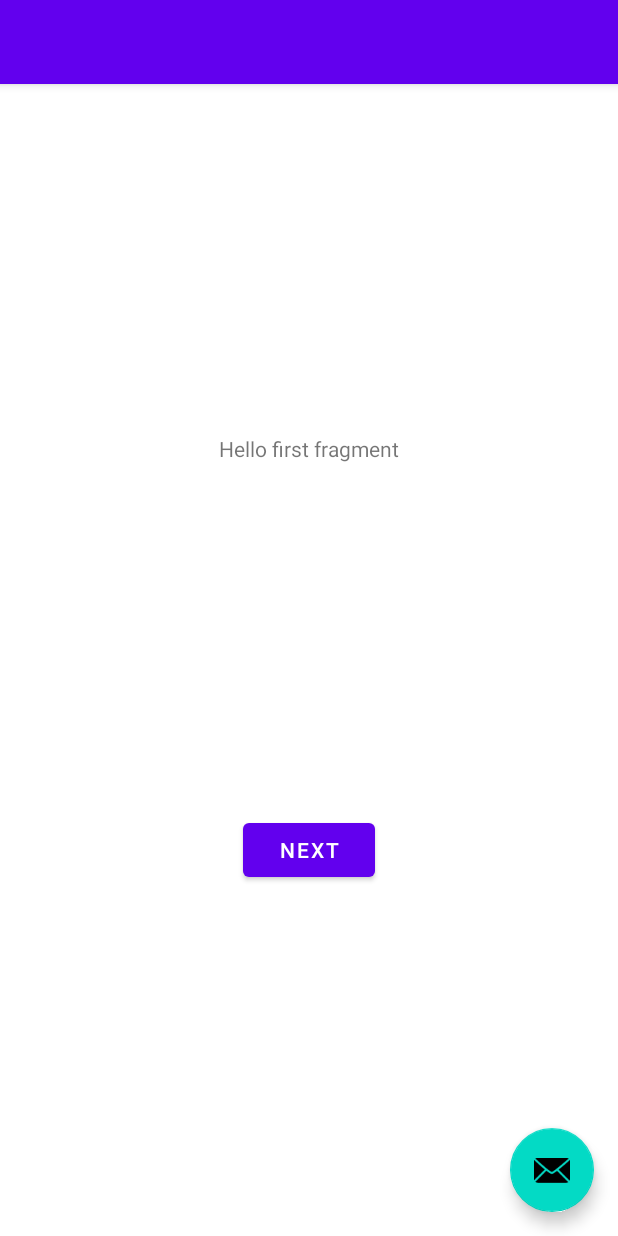
After one commit to Fi0x/RolePlayBanking, an Android app: the layout activity_account_selection.xml on its own in the app's theme, with its tools: preview values and no code run, on a phone screen of 412 x 824 dp. The commit adds this screen. Run offline under Robolectric (Android 15) with nearby library versions, the phone set to English and light mode, and no system bars.

Commit message:
Added placeholder for all required activities

```diff
--- a/app/src/main/AndroidManifest.xml
+++ b/app/src/main/AndroidManifest.xml
@@ -10,7 +10,7 @@
         android:supportsRtl="true"
         android:theme="@style/Theme.RolePlayBanking">
         <activity
-            android:name=".MainActivity"
+            android:name=".AccountSelectionActivity"
             android:label="@string/app_name"
             android:theme="@style/Theme.RolePlayBanking.NoActionBar">
             <intent-filter>
--- a/app/src/main/java/com/example/roleplaybanking/FirstFragment.java
+++ b/app/src/main/java/com/example/roleplaybanking/AccountSelectionFragment.java
@@ -9,7 +9,7 @@ import androidx.annotation.NonNull;
 import androidx.fragment.app.Fragment;
 import androidx.navigation.fragment.NavHostFragment;
 
-public class FirstFragment extends Fragment {
+public class AccountSelectionFragment extends Fragment {
 
     @Override
     public View onCreateView(
@@ -17,7 +17,7 @@ public class FirstFragment extends Fragment {
             Bundle savedInstanceState
     ) {
         // Inflate the layout for this fragment
-        return inflater.inflate(R.layout.fragment_first, container, false);
+        return inflater.inflate(R.layout.fragment_account_selection, container, false);
     }
 
     public void onViewCreated(@NonNull View view, Bundle savedInstanceState) {
@@ -26,7 +26,7 @@ public class FirstFragment extends Fragment {
         view.findViewById(R.id.button_first).setOnClickListener(new View.OnClickListener() {
             @Override
             public void onClick(View view) {
-                NavHostFragment.findNavController(FirstFragment.this)
+                NavHostFragment.findNavController(AccountSelectionFragment.this)
                         .navigate(R.id.action_FirstFragment_to_SecondFragment);
             }
         });
--- a/app/src/main/res/layout/activity_main.xml
+++ b/app/src/main/res/layout/activity_account_overview.xml
@@ -4,7 +4,7 @@
     xmlns:tools="http://schemas.android.com/tools"
     android:layout_width="match_parent"
     android:layout_height="match_parent"
-    tools:context=".MainActivity">
+    tools:context=".AccountSelectionActivity">
 
     <com.google.android.material.appbar.AppBarLayout
         android:layout_width="match_parent"
--- /dev/null
+++ b/app/src/main/res/layout/activity_account_selection.xml
@@ -0,0 +1,33 @@
+<?xml version="1.0" encoding="utf-8"?>
+<androidx.coordinatorlayout.widget.CoordinatorLayout xmlns:android="http://schemas.android.com/apk/res/android"
+    xmlns:app="http://schemas.android.com/apk/res-auto"
+    xmlns:tools="http://schemas.android.com/tools"
+    android:layout_width="match_parent"
+    android:layout_height="match_parent"
+    tools:context=".AccountSelectionActivity">
+
+    <com.google.android.material.appbar.AppBarLayout
+        android:layout_width="match_parent"
+        android:layout_height="wrap_content"
+        android:theme="@style/Theme.RolePlayBanking.AppBarOverlay">
+
+        <androidx.appcompat.widget.Toolbar
+            android:id="@+id/toolbar"
+            android:layout_width="match_parent"
+            android:layout_height="?attr/actionBarSize"
+            android:background="?attr/colorPrimary"
+            app:popupTheme="@style/Theme.RolePlayBanking.PopupOverlay" />
+
+    </com.google.android.material.appbar.AppBarLayout>
+
+    <include layout="@layout/content_main" />
+
+    <com.google.android.material.floatingactionbutton.FloatingActionButton
+        android:id="@+id/fab"
+        android:layout_width="wrap_content"
+        android:layout_height="wrap_content"
+        android:layout_gravity="bottom|end"
+        android:layout_margin="@dimen/fab_margin"
+        app:srcCompat="@android:drawable/ic_dialog_email" />
+
+</androidx.coordinatorlayout.widget.CoordinatorLayout>
--- a/app/src/main/res/layout/fragment_first.xml
+++ b/app/src/main/res/layout/fragment_account_selection.xml
@@ -4,7 +4,7 @@
     xmlns:tools="http://schemas.android.com/tools"
     android:layout_width="match_parent"
     android:layout_height="match_parent"
-    tools:context=".FirstFragment">
+    tools:context=".AccountSelectionFragment">
 
     <TextView
         android:id="@+id/textview_first"
--- a/app/src/main/res/menu/menu_main.xml
+++ b/app/src/main/res/menu/menu_main.xml
@@ -1,7 +1,7 @@
 <menu xmlns:android="http://schemas.android.com/apk/res/android"
     xmlns:app="http://schemas.android.com/apk/res-auto"
     xmlns:tools="http://schemas.android.com/tools"
-    tools:context="com.example.roleplaybanking.MainActivity">
+    tools:context="com.example.roleplaybanking.AccountSelectionActivity">
     <item
         android:id="@+id/action_settings"
         android:orderInCategory="100"
--- a/app/src/main/res/navigation/nav_graph.xml
+++ b/app/src/main/res/navigation/nav_graph.xml
@@ -7,9 +7,9 @@
 
     <fragment
         android:id="@+id/FirstFragment"
-        android:name="com.example.roleplaybanking.FirstFragment"
-        android:label="@string/first_fragment_label"
-        tools:layout="@layout/fragment_first">
+        android:name="com.example.roleplaybanking.AccountSelectionFragment"
+        android:label="@string/lbl_fragment_account_selection"
+        tools:layout="@layout/fragment_account_selection">
 
         <action
             android:id="@+id/action_FirstFragment_to_SecondFragment"
--- a/app/src/main/res/values/strings.xml
+++ b/app/src/main/res/values/strings.xml
@@ -2,7 +2,7 @@
     <string name="app_name">RolePlayBanking</string>
     <string name="action_settings">Settings</string>
     <!-- Strings used for fragments for navigation -->
-    <string name="first_fragment_label">First Fragment</string>
+    <string name="lbl_fragment_account_selection">First Fragment</string>
     <string name="second_fragment_label">Second Fragment</string>
     <string name="next">Next</string>
     <string name="previous">Previous</string>
```
Also changed, not shown: app/src/main/java/com/example/roleplaybanking/AccountOverviewActivity.java (added, +54 -0 lines), app/src/main/java/com/example/roleplaybanking/AccountSelectionActivity.java (added, +56 -0 lines), app/src/main/java/com/example/roleplaybanking/ContactsActivity.java (added, +54 -0 lines), app/src/main/java/com/example/roleplaybanking/SettingsActivity.java (renamed from app/src/main/java/com/example/roleplaybanking/MainActivity.java, +8 -10 lines), app/src/main/res/layout/activity_contacts.xml (added, +33 -0 lines), app/src/main/res/layout/activity_settings.xml (added, +33 -0 lines).
